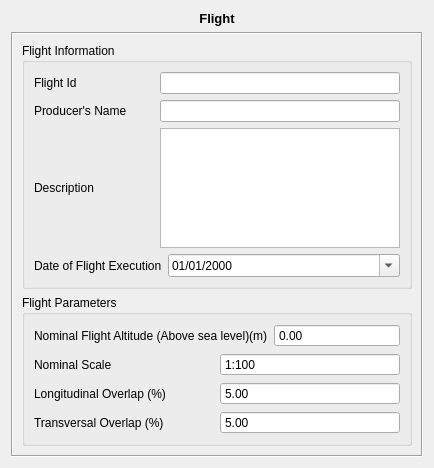
First picture: the form in branches/SandBox/EDU/trunk/qt/formDisplay/FlightLayout.ui, repository e-foto/e-foto, before the edit.
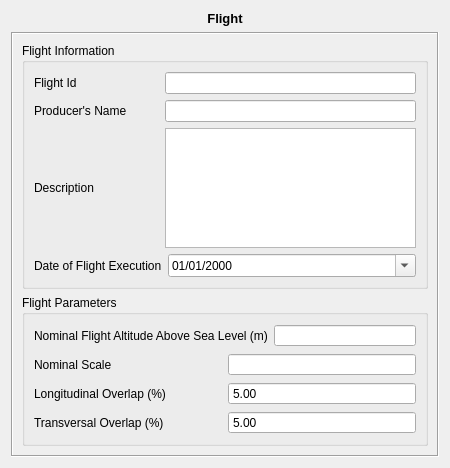
Second picture: the form after the edit. Custom widgets are drawn as their Qt base class.

What changed in the file:
```diff
--- a/branches/SandBox/EDU/trunk/qt/formDisplay/FlightLayout.ui
+++ b/branches/SandBox/EDU/trunk/qt/formDisplay/FlightLayout.ui
@@ -6,7 +6,7 @@
    <rect>
     <x>0</x>
     <y>0</y>
-    <width>434</width>
+    <width>450</width>
     <height>468</height>
    </rect>
   </property>
@@ -99,7 +99,7 @@
              <item>
               <widget class="QDateEdit" name="flightDateEdit">
                <property name="specialValueText">
-                <string/>
+                <string> </string>
                </property>
                <property name="minimumDate">
                 <date>
@@ -136,7 +136,7 @@
              <item>
               <widget class="QLabel" name="label_3">
                <property name="text">
-                <string>Nominal Flight Altitude (Above sea level)(m)</string>
+                <string>Nominal Flight Altitude Above Sea Level (m)</string>
                </property>
               </widget>
              </item>
@@ -153,7 +153,7 @@
                 <enum>QAbstractSpinBox::NoButtons</enum>
                </property>
                <property name="specialValueText">
-                <string/>
+                <string> </string>
                </property>
                <property name="accelerated">
                 <bool>true</bool>
@@ -189,6 +189,9 @@
                <property name="buttonSymbols">
                 <enum>QAbstractSpinBox::NoButtons</enum>
                </property>
+               <property name="specialValueText">
+                <string> </string>
+               </property>
                <property name="accelerated">
                 <bool>true</bool>
                </property>
@@ -196,7 +199,7 @@
                 <string>1:</string>
                </property>
                <property name="minimum">
-                <number>100</number>
+                <number>99</number>
                </property>
                <property name="maximum">
                 <number>10000000</number>
@@ -223,13 +226,13 @@
                 <enum>QAbstractSpinBox::NoButtons</enum>
                </property>
                <property name="specialValueText">
-                <string/>
+                <string> </string>
                </property>
                <property name="accelerated">
                 <bool>true</bool>
                </property>
                <property name="minimum">
-                <double>5.000000000000000</double>
+                <double>4.000000000000000</double>
                </property>
                <property name="maximum">
                 <double>95.000000000000000</double>
@@ -256,13 +259,13 @@
                 <enum>QAbstractSpinBox::NoButtons</enum>
                </property>
                <property name="specialValueText">
-                <string/>
+                <string> </string>
                </property>
                <property name="accelerated">
                 <bool>true</bool>
                </property>
                <property name="minimum">
-                <double>5.000000000000000</double>
+                <double>4.000000000000000</double>
                </property>
                <property name="maximum">
                 <double>95.000000000000000</double>
```
